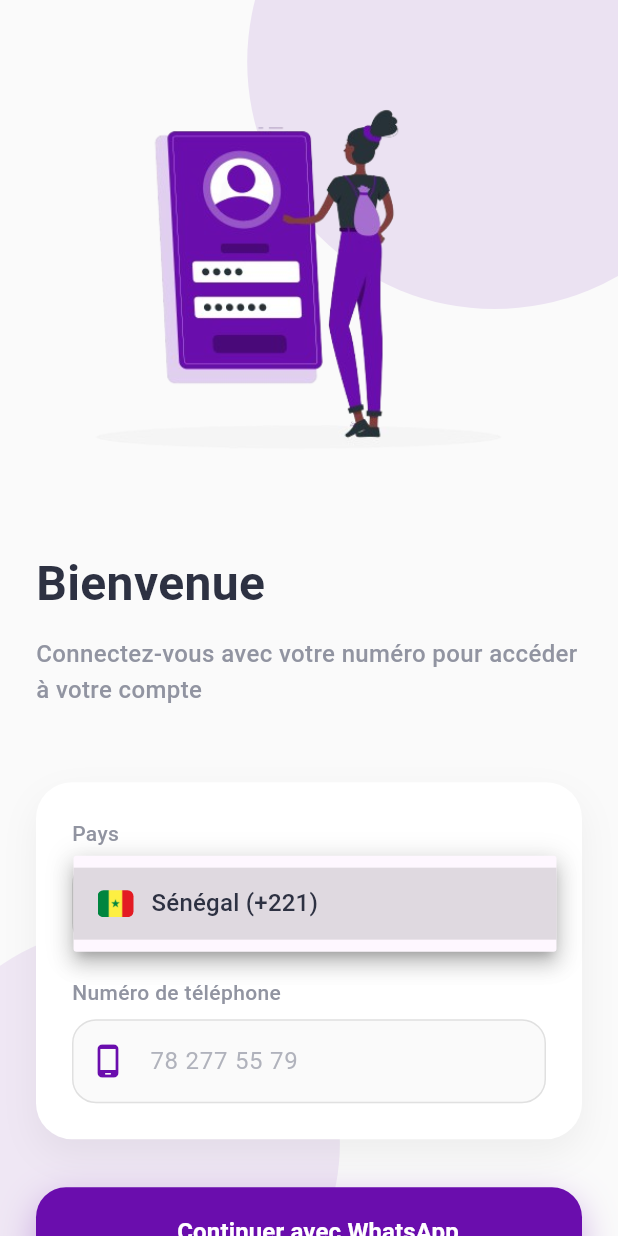
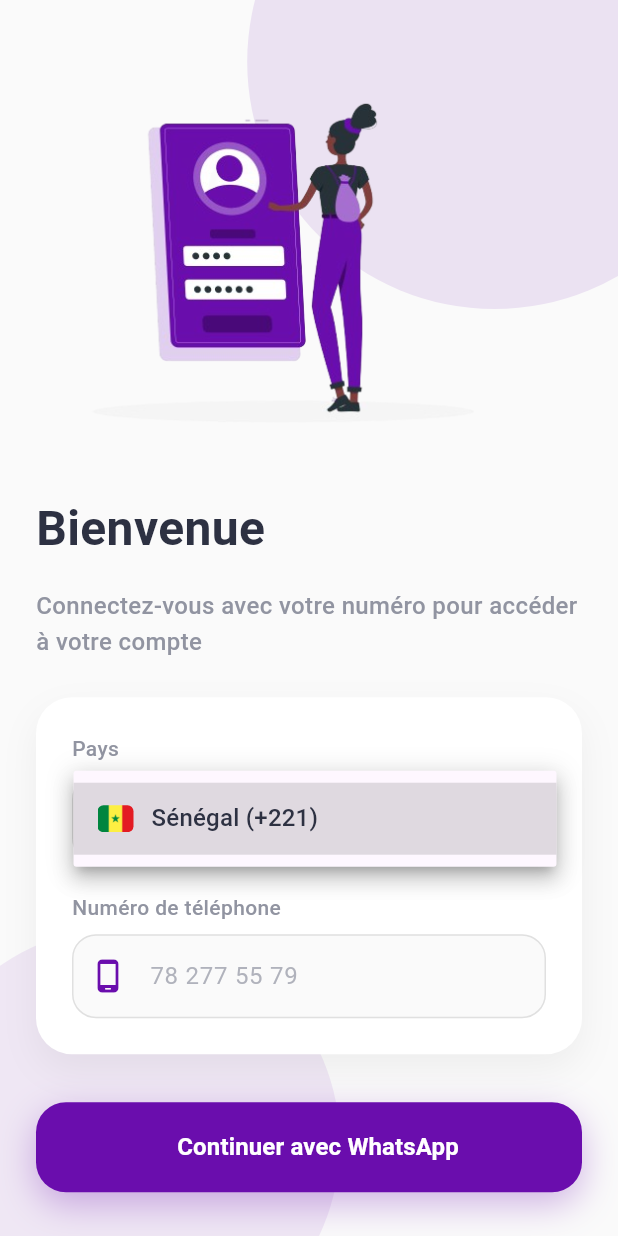
Before and after one commit to TyvaaServices/tyvaa-frontend, a Flutter app: the LoginScreen screen opened by its route, after a tap on "Sénégal (+221)", on a phone screen of 412 x 824 dp. Run offline on Flutter 3.47's test engine with Material 3 defaults, Android fonts, the phone set to English and light mode, and no system bars; our stand-ins replace flutter_spinkit, get, image_picker, lottie, mask_text_input_formatter, permission_handler and 2 more.

Commit message:
feat: add scroll controller and adjust layout in login view for better user experience

```diff
--- a/lib/app/modules/home/controllers/login_controller.dart
+++ b/lib/app/modules/home/controllers/login_controller.dart
@@ -1,9 +1,7 @@
 import 'package:flutter/material.dart';
-import 'package:flutter_spinkit/flutter_spinkit.dart';
 import 'package:get/get.dart';
-import 'package:lottie/lottie.dart';
 import 'package:mask_text_input_formatter/mask_text_input_formatter.dart';
-import 'package:passenger_tyvaa/app/themes/tyvaa_theme.dart';
+
 
 
 
@@ -18,6 +16,8 @@ class LoginController extends GetxController with SingleGetTickerProviderMixin {
   late AnimationController animationController;
   late Animation<double> fadeInAnimation;
 
+  late ScrollController scrollController;
+
   var isLoading = false.obs;
   var unmasked = ''.obs;
 
@@ -28,6 +28,7 @@ class LoginController extends GetxController with SingleGetTickerProviderMixin {
   @override
   void onInit() {
     super.onInit();
+
     animationController = AnimationController(
       vsync: this,
       duration: const Duration(milliseconds: 800),
@@ -35,9 +36,27 @@ class LoginController extends GetxController with SingleGetTickerProviderMixin {
     fadeInAnimation = Tween<double>(begin: 0, end: 1).animate(
       CurvedAnimation(parent: animationController, curve: Curves.easeOut),
     );
+
+    scrollController = ScrollController();
+
     WidgetsBinding.instance.addPostFrameCallback((_) {
       phoneFocus.requestFocus();
     });
+
+    phoneFocus.addListener(() {
+      if (phoneFocus.hasFocus) {
+        Future.delayed(const Duration(milliseconds: 400), () {
+          if (scrollController.hasClients) {
+            scrollController.animateTo(
+              scrollController.position.maxScrollExtent+100,
+              duration: const Duration(milliseconds: 600),
+              curve: Curves.easeOut,
+            );
+          }
+        });
+      }
+    });
+
     phoneController.addListener(() {
       unmasked.value = phoneMask.getUnmaskedText();
     });
@@ -47,14 +66,18 @@ class LoginController extends GetxController with SingleGetTickerProviderMixin {
   void onClose() {
     animationController.dispose();
     phoneController.dispose();
+    scrollController.dispose();
+    phoneFocus.dispose();
     super.onClose();
   }
 
   Future<void> handleLogin() async {
     if (!formKey.currentState!.validate()) return;
+
     isLoading.value = true;
     await Future.delayed(const Duration(seconds: 2));
     isLoading.value = false;
+
     Get.offAllNamed('/home');
   }
 }
--- a/lib/app/modules/home/views/login_view.dart
+++ b/lib/app/modules/home/views/login_view.dart
@@ -28,7 +28,6 @@ class LoginScreen extends GetView<LoginController> {
       backgroundColor: backgroundColor,
       body: Stack(
         children: [
-          // Cercles de fond
           Positioned(
             top: -size.height * .15,
             right: -size.width * .2,
@@ -56,9 +55,15 @@ class LoginScreen extends GetView<LoginController> {
 
           SafeArea(
             child: SingleChildScrollView(
+              controller: controller.scrollController,
               physics: const BouncingScrollPhysics(),
               child: Padding(
-                padding: const EdgeInsets.symmetric(horizontal: 24),
+                padding: EdgeInsets.fromLTRB(
+                  24,
+                  0,
+                  24,
+                  MediaQuery.of(context).viewInsets.bottom + 24,
+                ),
                 child: FadeTransition(
                   opacity: controller.fadeInAnimation,
                   child: Column(
@@ -66,10 +71,9 @@ class LoginScreen extends GetView<LoginController> {
                     children: [
                       Image.asset(
                         'assets/login_illustration.png',
-                        height: 350,
+                        height: size.height * 0.4,
                         fit: BoxFit.contain,
                       ),
-                      const SizedBox(height: 16),
                       Text(
                         'Bienvenue',
                         style: TextStyle(
@@ -77,7 +81,7 @@ class LoginScreen extends GetView<LoginController> {
                             fontWeight: FontWeight.bold,
                             color: textColor),
                       ),
-                      const SizedBox(height: 12),
+                      SizedBox(height: size.height * 0.02,),
                       Text(
                         'Connectez-vous avec votre numéro pour accéder à votre compte',
                         style: TextStyle(
@@ -85,7 +89,7 @@ class LoginScreen extends GetView<LoginController> {
                             color: secondaryTextColor,
                             height: 1.5),
                       ),
-                      SizedBox(height: size.height * .06),
+                      SizedBox(height: size.height * .03),
 
                       // Formulaire
                       Form(
```
